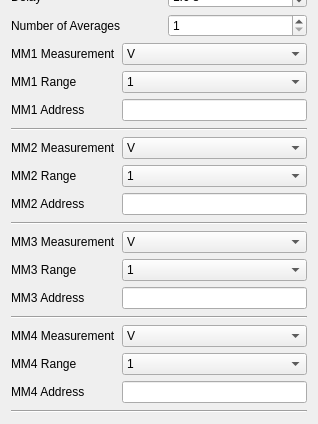
Before: the Qt Designer form SS9_gui.ui in sabakarimeddiny/CornellPhys510_SS9, drawn with Qt 5; both pictures show x 0 to 318 and y 187 to 611 of the 318 by 611 pixel window.
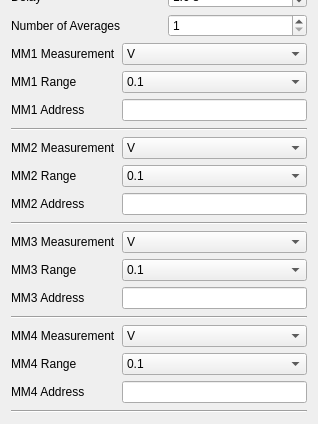
After: the same form once the commit is applied.

Diff of the .ui file:
```diff
--- a/SS9_gui.ui
+++ b/SS9_gui.ui
@@ -206,6 +206,11 @@
      </item>
      <item row="1" column="1">
       <widget class="QComboBox" name="mm1_range">
+       <item>
+        <property name="text">
+         <string>0.1</string>
+        </property>
+       </item>
        <item>
         <property name="text">
          <string>1</string>
@@ -274,6 +279,11 @@
      </item>
      <item row="1" column="1">
       <widget class="QComboBox" name="mm2_range">
+       <item>
+        <property name="text">
+         <string>0.1</string>
+        </property>
+       </item>
        <item>
         <property name="text">
          <string>1</string>
@@ -342,6 +352,11 @@
      </item>
      <item row="1" column="1">
       <widget class="QComboBox" name="mm3_range">
+       <item>
+        <property name="text">
+         <string>0.1</string>
+        </property>
+       </item>
        <item>
         <property name="text">
          <string>1</string>
@@ -410,6 +425,11 @@
      </item>
      <item row="1" column="1">
       <widget class="QComboBox" name="mm4_range">
+       <item>
+        <property name="text">
+         <string>0.1</string>
+        </property>
+       </item>
        <item>
         <property name="text">
          <string>1</string>
```
